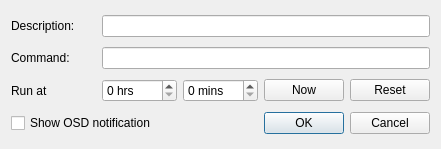
This is src/commanddialog.ui in loimu/zeit as Qt 5 draws it before an edit. The edited form follows.
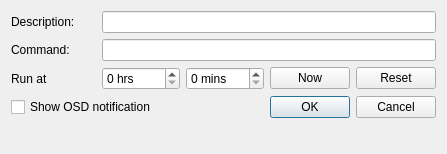
This is the edited form.

The edit to the form file:
```diff
--- a/src/commanddialog.ui
+++ b/src/commanddialog.ui
@@ -6,8 +6,8 @@
    <rect>
     <x>0</x>
     <y>0</y>
-    <width>441</width>
-    <height>149</height>
+    <width>447</width>
+    <height>154</height>
    </rect>
   </property>
   <property name="windowTitle">
@@ -146,6 +146,13 @@
      </item>
     </layout>
    </item>
+   <item>
+    <widget class="QLabel" name="errorLabel">
+     <property name="text">
+      <string/>
+     </property>
+    </widget>
+   </item>
   </layout>
  </widget>
  <resources/>
```
